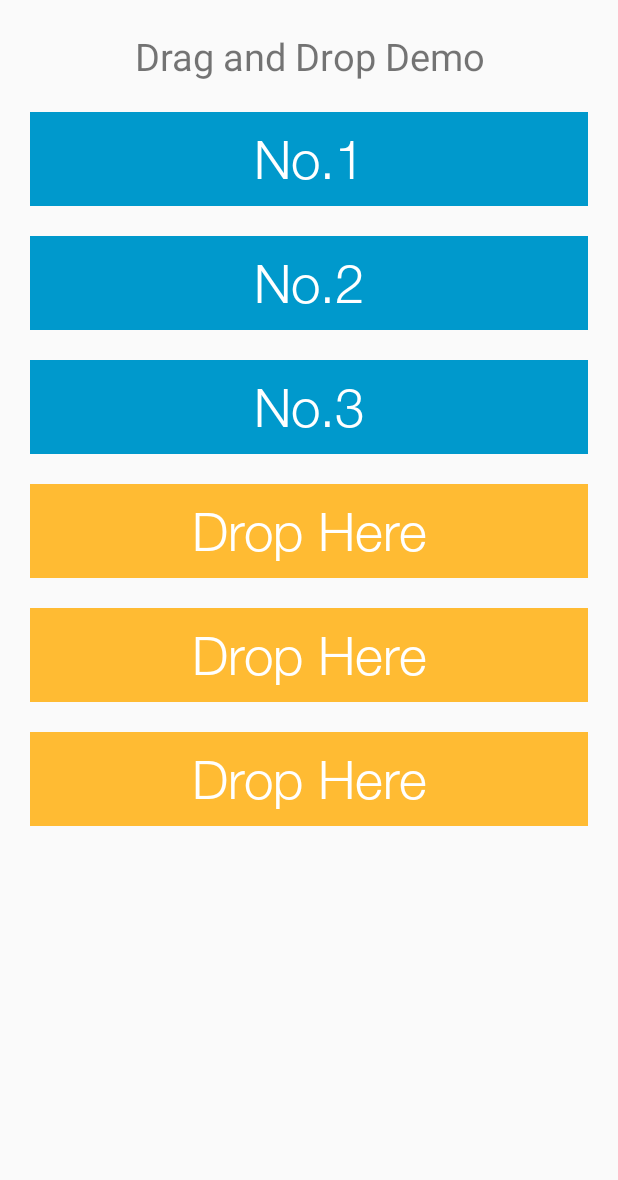
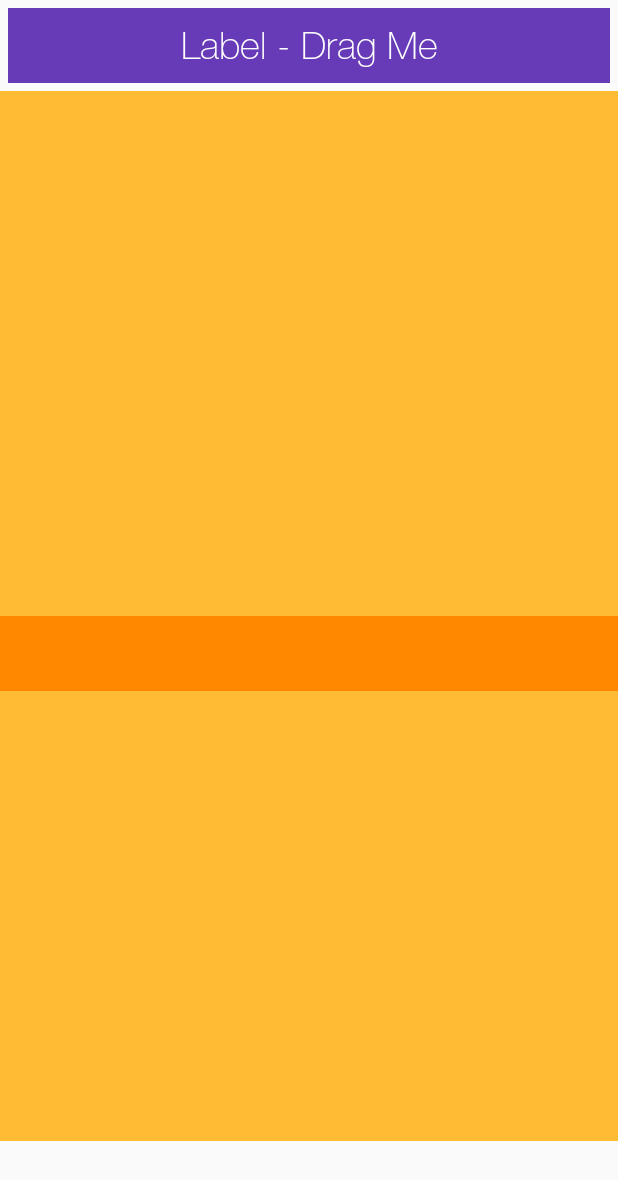
Before and after one commit to rohitkumar377024/MMSE, an Android app: the DragAndDropDemoActivity screen opened directly, with no data from a screen before it, on a phone screen of 412 x 824 dp. Shown: the top 1180 px of the screen. Run offline under Robolectric (Android 15) with nearby library versions, the phone set to English and light mode, and no system bars.

Commit message:
Bitbucket First Commit

```diff
--- a/app/src/main/java/com/app/mmse/new_toolbox/DragAndDropDemoActivity.kt
+++ b/app/src/main/java/com/app/mmse/new_toolbox/DragAndDropDemoActivity.kt
@@ -1,5 +1,6 @@
 package com.app.mmse.new_toolbox
 
+import android.annotation.SuppressLint
 import android.graphics.Color
 import android.os.Bundle
 import android.view.DragEvent
@@ -18,6 +19,15 @@ class DragAndDropDemoActivity : AppCompatActivity(), View.OnTouchListener, View.
     private lateinit var text4: TextView
     private lateinit var text5: TextView
     private lateinit var text6: TextView
+    private lateinit var text7: TextView
+    private lateinit var text8: TextView
+    private lateinit var text9: TextView
+    private lateinit var text10: TextView
+    private lateinit var text11: TextView
+    private lateinit var text12: TextView
+    private lateinit var text13: TextView
+    private lateinit var text14: TextView
+    private lateinit var text15: TextView
 
     //When touched text gets dropped into either text4 or text5 or text6 then this method will be called
     override fun onDrag(v: View, event: DragEvent): Boolean {
@@ -54,23 +64,44 @@ class DragAndDropDemoActivity : AppCompatActivity(), View.OnTouchListener, View.
             return false
     }
 
+    @SuppressLint("ClickableViewAccessibility")
     override fun onCreate(savedInstanceState: Bundle?) {
         super.onCreate(savedInstanceState)
         setContentView(R.layout.activity_drag_and_drop_demo)
 
+        /* Connecting all Views with their respective IDs */
         text1 = findViewById(R.id.text1)
         text2 = findViewById(R.id.text2)
         text3 = findViewById(R.id.text3)
         text4 = findViewById(R.id.text4)
         text5 = findViewById(R.id.text5)
         text6 = findViewById(R.id.text6)
+        text7 = findViewById(R.id.text7)
+        text8 = findViewById(R.id.text8)
+        text9 = findViewById(R.id.text9)
+        text10 = findViewById(R.id.text10)
+        text11 = findViewById(R.id.text11)
+        text12 = findViewById(R.id.text12)
+        text13 = findViewById(R.id.text13)
+        text14 = findViewById(R.id.text14)
+        text15 = findViewById(R.id.text15)
 
-        //Setting touch and drag listeners
+        /* Setting Touch and Drag Listeners */
         text1.setOnTouchListener(this)
-        text2.setOnTouchListener(this)
-        text3.setOnTouchListener(this)
+
+        text2.setOnDragListener(this)
+        text3.setOnDragListener(this)
         text4.setOnDragListener(this)
         text5.setOnDragListener(this)
         text6.setOnDragListener(this)
+        text7.setOnDragListener(this)
+        text8.setOnDragListener(this)
+        text9.setOnDragListener(this)
+        text10.setOnDragListener(this)
+        text11.setOnDragListener(this)
+        text12.setOnDragListener(this)
+        text13.setOnDragListener(this)
+        text14.setOnDragListener(this)
+        text15.setOnDragListener(this)
     }
 }
--- a/app/src/main/res/layout/activity_drag_and_drop_demo.xml
+++ b/app/src/main/res/layout/activity_drag_and_drop_demo.xml
@@ -1,91 +1,140 @@
 <?xml version="1.0" encoding="utf-8"?>
 <LinearLayout xmlns:android="http://schemas.android.com/apk/res/android"
-        xmlns:tools="http://schemas.android.com/tools"
         android:layout_width="match_parent"
         android:layout_height="match_parent"
-        android:padding="10dp"
-        android:orientation="vertical"
-        tools:context=".new_toolbox.DragAndDropDemoActivity">
-
+        android:orientation="vertical">
     <TextView
+            android:fontFamily="@font/helvetica_neue_thin"
             android:gravity="center"
             android:layout_width="match_parent"
-            android:layout_height="wrap_content"
-            android:text="Drag and Drop Demo"
-            android:textSize="25sp"
-            android:padding="10dp"/>
+            android:layout_margin="5dp"
+            android:text="Label - Drag Me"
+            android:id="@+id/text1"
+            style="@style/ToolButtonStyle" />
     <TextView
-            android:padding="10dp"
-            android:fontFamily="@font/helvetica_neue_light"
-            android:textColor="@android:color/white"
-            android:gravity="center"
             android:layout_width="match_parent"
-            android:layout_height="wrap_content"
-            android:text="No.1"
-            android:layout_margin="10dp"
-            android:textSize="35sp"
-            android:background="@android:color/holo_blue_dark"
-            android:id="@+id/text1"/>
+            android:layout_margin="0dp"
+            android:paddingLeft="0dp"
+            android:paddingRight="0dp"
+            style="@style/ToolButtonStyle"
+            android:text=""
+            android:id="@+id/text2"
+            android:background="@android:color/holo_orange_light"/>
     <TextView
-            android:padding="10dp"
-            android:fontFamily="@font/helvetica_neue_light"
-            android:textColor="@android:color/white"
-            android:gravity="center"
             android:layout_width="match_parent"
-            android:layout_height="wrap_content"
-            android:text="No.2"
-            android:layout_margin="10dp"
-            android:textSize="35sp"
-            android:id="@+id/text2"
-            android:background="@android:color/holo_blue_dark"/>
+            android:layout_margin="0dp"
+            android:paddingLeft="0dp"
+            android:paddingRight="0dp"
+            style="@style/ToolButtonStyle"
+            android:text=""
+            android:id="@+id/text3"
+            android:background="@android:color/holo_orange_light"/>
     <TextView
-            android:padding="10dp"
-            android:fontFamily="@font/helvetica_neue_light"
-            android:textColor="@android:color/white"
-            android:gravity="center"
             android:layout_width="match_parent"
-            android:layout_height="wrap_content"
-            android:text="No.3"
-            android:layout_margin="10dp"
-            android:textSize="35sp"
-            android:id="@+id/text3"
-            android:background="@android:color/holo_blue_dark"/>
-    <TextView
-            android:padding="10dp"
-            android:fontFamily="@font/helvetica_neue_light"
-            android:textColor="@android:color/white"
-            android:gravity="center"
-            android:layout_width="match_parent"
-            android:layout_height="wrap_content"
-            android:text="Drop Here"
-            android:layout_margin="10dp"
-            android:textSize="35sp"
+            android:layout_margin="0dp"
+            android:paddingLeft="0dp"
+            android:paddingRight="0dp"
+            style="@style/ToolButtonStyle"
+            android:text=""
             android:id="@+id/text4"
             android:background="@android:color/holo_orange_light"/>
     <TextView
-            android:padding="10dp"
-            android:fontFamily="@font/helvetica_neue_light"
-            android:textColor="@android:color/white"
-            android:gravity="center"
             android:layout_width="match_parent"
-            android:layout_height="wrap_content"
-            android:text="Drop Here"
-            android:layout_margin="10dp"
-            android:textSize="35sp"
+            android:layout_margin="0dp"
+            android:paddingLeft="0dp"
+            android:paddingRight="0dp"
+            style="@style/ToolButtonStyle"
+            android:text=""
             android:id="@+id/text5"
             android:background="@android:color/holo_orange_light"/>
     <TextView
-            android:padding="10dp"
-            android:fontFamily="@font/helvetica_neue_light"
-            android:textColor="@android:color/white"
-            android:gravity="center"
             android:layout_width="match_parent"
-            android:layout_height="wrap_content"
-            android:text="Drop Here"
-            android:layout_margin="10dp"
-            android:textSize="35sp"
+            android:layout_margin="0dp"
+            android:paddingLeft="0dp"
+            android:paddingRight="0dp"
+            style="@style/ToolButtonStyle"
+            android:text=""
             android:id="@+id/text6"
             android:background="@android:color/holo_orange_light"/>
-
-
+    <TextView
+            android:layout_width="match_parent"
+            android:layout_margin="0dp"
+            android:paddingLeft="0dp"
+            android:paddingRight="0dp"
+            style="@style/ToolButtonStyle"
+            android:text=""
+            android:id="@+id/text7"
+            android:background="@android:color/holo_orange_light"/>
+    <TextView
+            android:layout_width="match_parent"
+            android:layout_margin="0dp"
+            android:paddingLeft="0dp"
+            android:paddingRight="0dp"
+            style="@style/ToolButtonStyle"
+            android:text=""
+            android:id="@+id/text8"
+            android:background="@android:color/holo_orange_light"/>
+    <TextView
+            android:layout_width="match_parent"
+            android:layout_margin="0dp"
+            android:paddingLeft="0dp"
+            android:paddingRight="0dp"
+            style="@style/ToolButtonStyle"
+            android:text=""
+            android:id="@+id/text9"
+            android:background="@android:color/holo_orange_dark"/>
+    <TextView
+            android:layout_width="match_parent"
+            android:layout_margin="0dp"
+            android:paddingLeft="0dp"
+            android:paddingRight="0dp"
+            style="@style/ToolButtonStyle"
+            android:text=""
+            android:id="@+id/text10"
+            android:background="@android:color/holo_orange_light"/>
+    <TextView
+            android:layout_width="match_parent"
+            android:layout_margin="0dp"
+            android:paddingLeft="0dp"
+            android:paddingRight="0dp"
+            style="@style/ToolButtonStyle"
+            android:text=""
+            android:id="@+id/text11"
+            android:background="@android:color/holo_orange_light"/>
+    <TextView
+            android:layout_width="match_parent"
+            android:layout_margin="0dp"
+            android:paddingLeft="0dp"
+            android:paddingRight="0dp"
+            style="@style/ToolButtonStyle"
+            android:text=""
+            android:id="@+id/text12"
+            android:background="@android:color/holo_orange_light"/>
+    <TextView
+            android:layout_width="match_parent"
+            android:layout_margin="0dp"
+            android:paddingLeft="0dp"
+            android:paddingRight="0dp"
+            style="@style/ToolButtonStyle"
+            android:text=""
+            android:id="@+id/text13"
+            android:background="@android:color/holo_orange_light"/>
+    <TextView
+            android:layout_width="match_parent"
+            android:layout_margin="0dp"
+            android:paddingLeft="0dp"
+            android:paddingRight="0dp"
+            style="@style/ToolButtonStyle"
+            android:text=""
+            android:id="@+id/text14"
+            android:background="@android:color/holo_orange_light"/>
+    <TextView
+            android:layout_width="match_parent"
+            android:layout_margin="0dp"
+            android:paddingLeft="0dp"
+            android:paddingRight="0dp"
+            style="@style/ToolButtonStyle"
+            android:text=""
+            android:id="@+id/text15"
+            android:background="@android:color/holo_orange_light"/>
 </LinearLayout>
```
